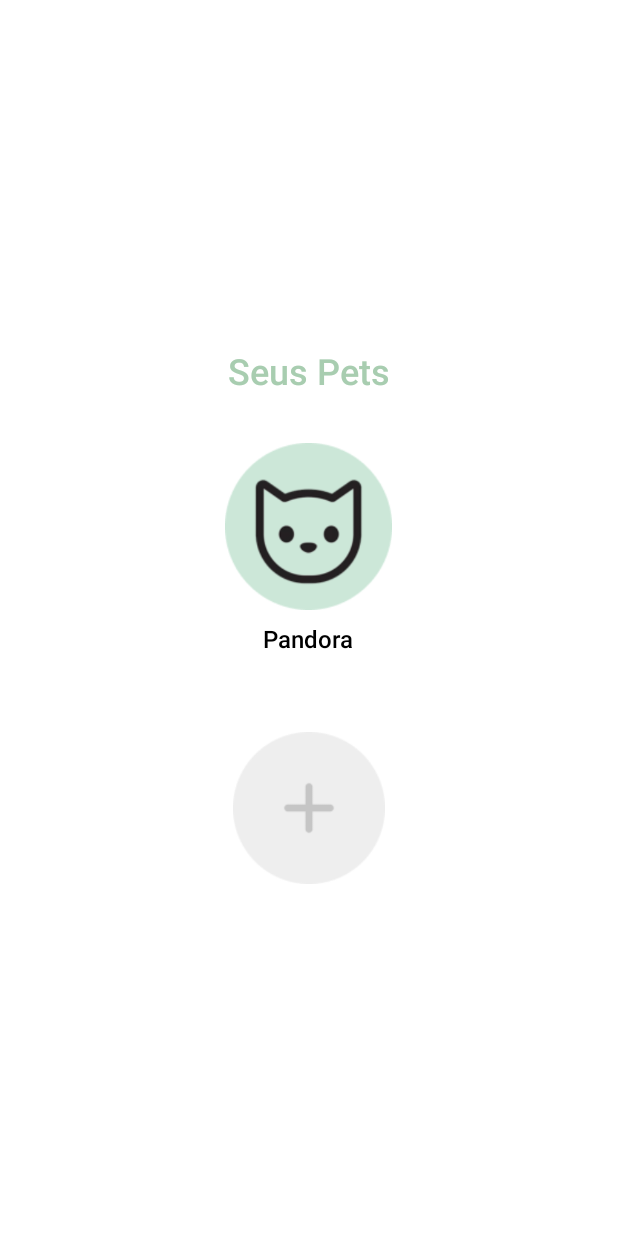
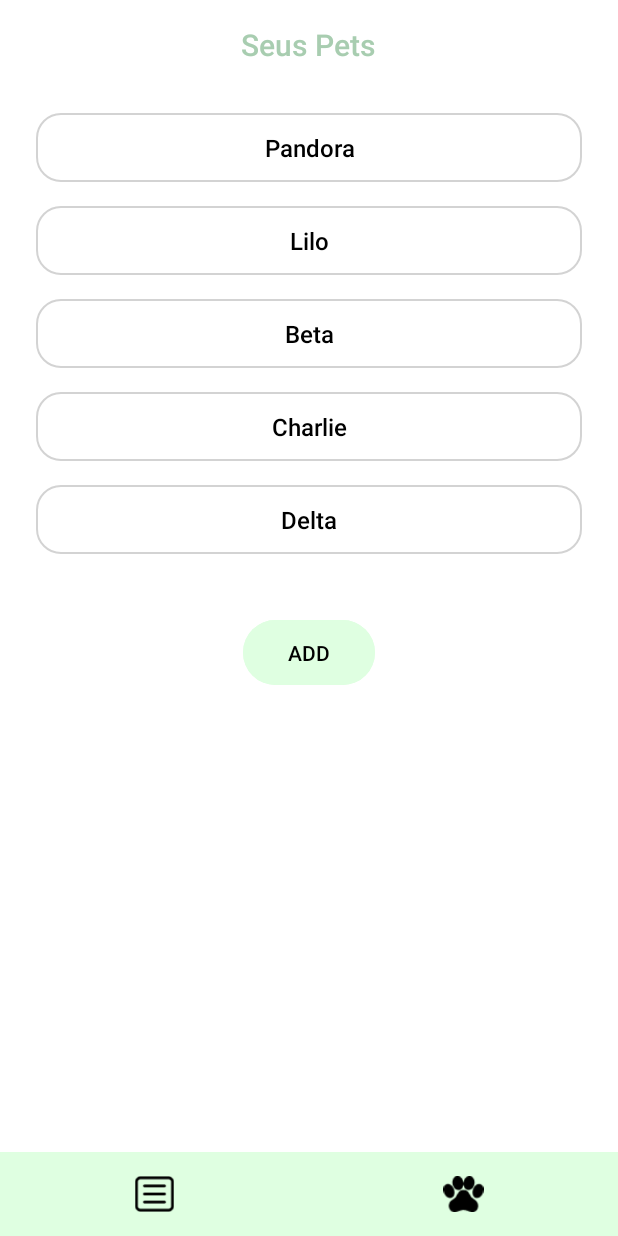
Before and after one commit to filipezulian/Vetspace-Mobile-DDM, an Android app: the adicionarPet screen opened directly, with no data from a screen before it, on a phone screen of 412 x 824 dp. Run offline under Robolectric (Android 15) with nearby library versions, the phone set to English and light mode, and no system bars.

Commit message:
Completando telas mocadas

```diff
--- a/app/src/main/java/com/example/ddm_vetspace/adicionarPet.kt
+++ b/app/src/main/java/com/example/ddm_vetspace/adicionarPet.kt
@@ -1,20 +1,62 @@
 package com.example.ddm_vetspace
 
+import android.content.Intent
 import android.os.Bundle
-import androidx.activity.enableEdgeToEdge
 import androidx.appcompat.app.AppCompatActivity
-import androidx.core.view.ViewCompat
-import androidx.core.view.WindowInsetsCompat
+import androidx.recyclerview.widget.LinearLayoutManager
+import androidx.recyclerview.widget.RecyclerView
+import android.view.LayoutInflater
+import android.view.View
+import android.view.ViewGroup
+import android.widget.Button
+import android.widget.ImageView
+import android.widget.TextView
+
 
 class adicionarPet : AppCompatActivity() {
     override fun onCreate(savedInstanceState: Bundle?) {
         super.onCreate(savedInstanceState)
-        enableEdgeToEdge()
         setContentView(R.layout.activity_adicionar_pet)
-        ViewCompat.setOnApplyWindowInsetsListener(findViewById(R.id.main)) { v, insets ->
-            val systemBars = insets.getInsets(WindowInsetsCompat.Type.systemBars())
-            v.setPadding(systemBars.left, systemBars.top, systemBars.right, systemBars.bottom)
-            insets
+
+        val petNames = listOf("Pandora", "Lilo", "Beta", "Charlie", "Delta")
+
+        val recyclerViewPets = findViewById<RecyclerView>(R.id.recyclerViewPets)
+        recyclerViewPets.layoutManager = LinearLayoutManager(this)
+        val adapter = PetAdapter(petNames)
+        recyclerViewPets.adapter = adapter
+
+        val addButton = findViewById<Button>(R.id.buttonAddPet)
+        addButton.setOnClickListener {
+            val intent = Intent(this, AddPet::class.java)
+            startActivity(intent)
         }
+
+        val blogsButton = findViewById<ImageView>(R.id.buttonMenu)
+        blogsButton.setOnClickListener {
+            val intent = Intent(this, Blogs::class.java)
+            startActivity(intent)
+        }
+
     }
 }
+
+class PetAdapter(private val petNames: List<String>) : RecyclerView.Adapter<PetAdapter.PetViewHolder>() {
+
+    override fun onCreateViewHolder(parent: ViewGroup, viewType: Int): PetViewHolder {
+        val view = LayoutInflater.from(parent.context).inflate(R.layout.item_pet, parent, false)
+        return PetViewHolder(view)
+    }
+
+    override fun onBindViewHolder(holder: PetViewHolder, position: Int) {
+        val petName = petNames[position]
+        holder.textViewPetName.text = petName
+    }
+
+    override fun getItemCount(): Int {
+        return petNames.size
+    }
+
+    class PetViewHolder(itemView: View) : RecyclerView.ViewHolder(itemView) {
+        val textViewPetName: TextView = itemView.findViewById(R.id.textViewPetName)
+    }
+}
--- a/app/src/main/res/layout/activity_adicionar_pet.xml
+++ b/app/src/main/res/layout/activity_adicionar_pet.xml
@@ -1,55 +1,74 @@
 <?xml version="1.0" encoding="utf-8"?>
-<LinearLayout
+<RelativeLayout
     xmlns:android="http://schemas.android.com/apk/res/android"
     android:layout_width="match_parent"
     android:layout_height="match_parent"
+    android:background="#FFFFFF">
+
+    <LinearLayout
+        android:layout_width="match_parent"
+        android:layout_height="wrap_content"
         android:orientation="vertical"
         android:padding="16dp"
-    android:gravity="center"
-    android:background="#FFFFFF">
+        android:gravity="center_horizontal"
+        android:layout_alignParentTop="true"
+        android:layout_above="@+id/navBar">
 
         <TextView
             android:id="@+id/textViewTitle"
             android:layout_width="wrap_content"
             android:layout_height="wrap_content"
-        android:layout_marginBottom="32dp"
+            android:layout_marginBottom="24dp"
             android:fontFamily="sans-serif-medium"
             android:text="Seus Pets"
             android:textColor="#A8CDB0"
-        android:textSize="24sp" />
+            android:textSize="20sp"
+            android:gravity="center" />
+
+        <androidx.recyclerview.widget.RecyclerView
+            android:id="@+id/recyclerViewPets"
+            android:layout_width="match_parent"
+            android:layout_height="wrap_content"
+            android:layout_marginBottom="32dp"/>
+
+        <Button
+            android:id="@+id/buttonAddPet"
+            android:layout_width="wrap_content"
+            android:layout_height="wrap_content"
+            android:text="ADD"
+            android:padding="12dp"
+            android:backgroundTint="#DFFFE1"
+            android:textColor="#000000"
+            android:fontFamily="sans-serif-medium"
+            android:layout_marginBottom="24dp"/>
+    </LinearLayout>
 
     <LinearLayout
-        android:layout_width="wrap_content"
-        android:layout_height="wrap_content"
-        android:orientation="vertical"
-        android:gravity="center">
+        android:id="@+id/navBar"
+        android:layout_width="match_parent"
+        android:layout_height="56dp"
+        android:background="#DFFFE1"
+        android:layout_alignParentBottom="true"
+        android:gravity="center"
+        android:orientation="horizontal">
 
         <ImageView
-            android:id="@+id/imageViewPetIcon"
-            android:layout_width="118dp"
-            android:layout_height="111dp"
-            android:layout_marginBottom="8dp"
-            android:backgroundTint="#DFFFE1"
-            android:scaleType="centerInside"
-            android:src="@drawable/cat" />
+            android:id="@+id/buttonMenu"
+            android:layout_width="0dp"
+            android:layout_height="wrap_content"
+            android:layout_weight="1"
+            android:contentDescription="Menu Icon"
+            android:padding="16dp"
+            android:src="@drawable/menu" />
 
-        <TextView
-            android:id="@+id/textViewPetName"
-            android:layout_width="wrap_content"
+        <ImageView
+            android:id="@+id/buttonPets"
+            android:layout_width="0dp"
             android:layout_height="wrap_content"
-            android:text="Pandora"
-            android:textSize="16sp"
-            android:textColor="#000000"
-            android:fontFamily="sans-serif-medium"
-            android:layout_marginBottom="32dp"/>
+            android:layout_weight="1"
+            android:contentDescription="Pets Icon"
+            android:padding="16dp"
+            android:src="@drawable/paw_icon" />
     </LinearLayout>
 
-    <ImageView
-        android:id="@+id/buttonAddPet"
-        android:layout_width="101dp"
-        android:layout_height="108dp"
-        android:layout_gravity="center"
-        android:layout_marginTop="16dp"
-        android:scaleType="centerInside"
-        android:src="@drawable/add" />
-</LinearLayout>
+</RelativeLayout>
--- /dev/null
+++ b/app/src/main/res/layout/item_pet.xml
@@ -0,0 +1,18 @@
+<LinearLayout
+    xmlns:android="http://schemas.android.com/apk/res/android"
+    android:layout_width="match_parent"
+    android:layout_height="wrap_content"
+    android:padding="8dp"
+    android:orientation="horizontal">
+
+    <TextView
+        android:id="@+id/textViewPetName"
+        android:layout_width="match_parent"
+        android:layout_height="wrap_content"
+        android:textSize="16sp"
+        android:textColor="#000000"
+        android:fontFamily="sans-serif-medium"
+        android:background="@drawable/edit_text_background"
+        android:padding="12dp"
+        android:gravity="center" />
+</LinearLayout>
```
Also changed, not shown: app/src/main/AndroidManifest.xml (+13 -5 lines), app/src/main/java/com/example/ddm_vetspace/AddPet.kt (+51 -8 lines), app/src/main/java/com/example/ddm_vetspace/Blogs.kt (added, +60 -0 lines), app/src/main/java/com/example/ddm_vetspace/Cadastro.kt (+7 -8 lines), app/src/main/java/com/example/ddm_vetspace/MainActivity.kt (+7 -2 lines), app/src/main/res/layout/activity_blogs.xml (added, +62 -0 lines), app/src/main/res/layout/item_blog.xml (added, +49 -0 lines), app/src/main/res/drawable/dog.png (added), app/src/main/res/drawable/image.png (deleted), app/src/main/res/drawable/menu.png (added), app/src/main/res/drawable/paw_icon.png (added), app/src/main/res/drawable/size210.jpg (deleted), 1 other file. Lines whose indentation alone changed are shown as unchanged.
